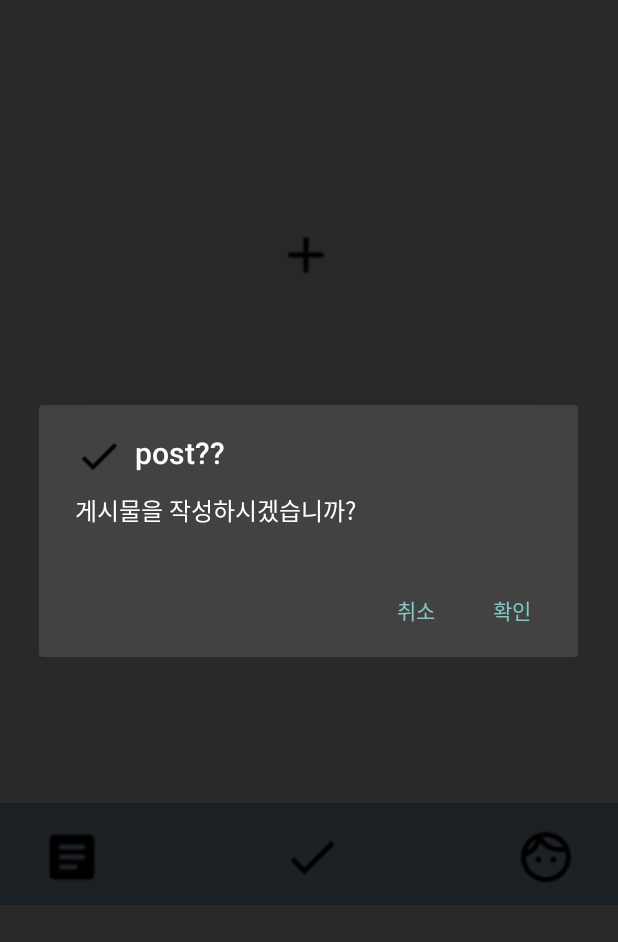
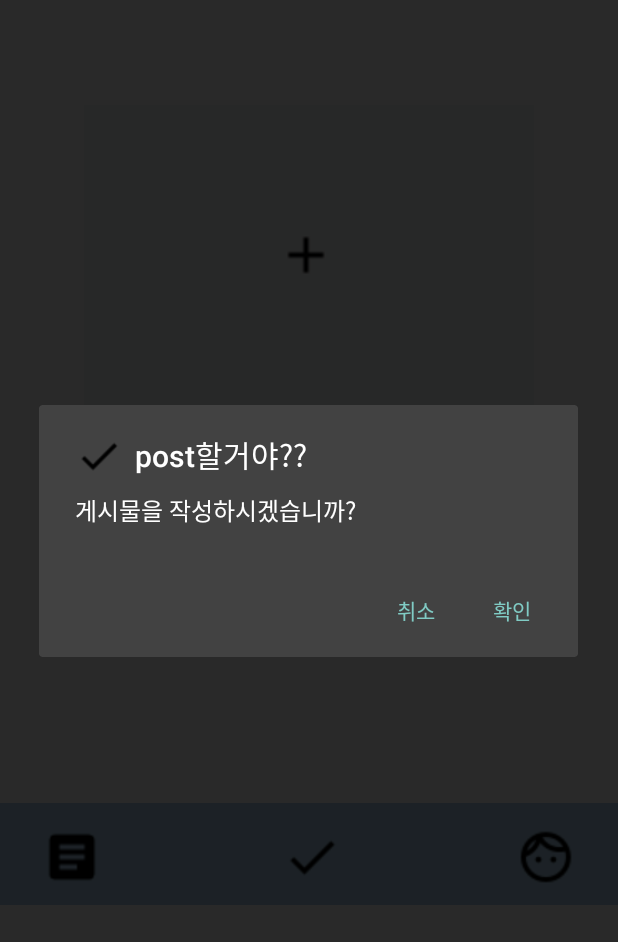
Before and after one commit to SeeLook18/SeeLook, an Android app: the Post_Activity screen opened directly, with no data from a screen before it, after a tap on an icon or button, on a phone screen of 412 x 824 dp, the part 87-1029 px from its top. Run offline under Robolectric (Android 15) with nearby library versions, the phone set to English and light mode, and no system bars.

Commit message:
다은 변경

```diff
--- a/app/src/main/java/com/example/seelook/Post_Activity.java
+++ b/app/src/main/java/com/example/seelook/Post_Activity.java
@@ -17,7 +17,7 @@ public class Post_Activity extends AppCompatActivity {
     }
     public void done_clicked(View v) {
         AlertDialog.Builder builder = new AlertDialog.Builder(this);
-        builder.setTitle("post??").setMessage("게시물을 작성하시겠습니까?");
+        builder.setTitle("post할거야??").setMessage("게시물을 작성하시겠습니까?");
         builder.setIcon(R.drawable.done);
         builder.setPositiveButton("확인", new DialogInterface.OnClickListener() {
             @Override
```
